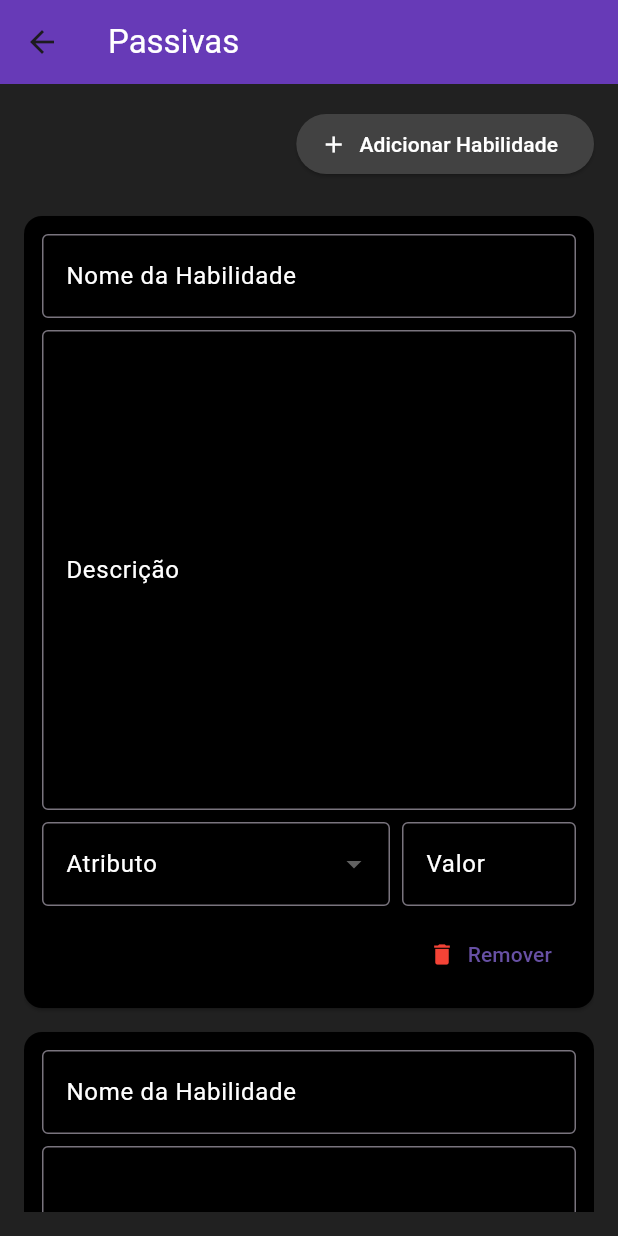
After one commit to HugoGuilhermeSilva/FichasRPG, a Flutter app: the PassiveScreen screen opened directly, on a phone screen of 412 x 824 dp. The commit adds this screen. Run offline on Flutter 3.47's test engine with Material 3 defaults, Android fonts, the phone set to English and light mode, and no system bars; our stand-ins replace flutter_spinbox.

Commit message:
box de atributos v1

```diff
--- /dev/null
+++ b/lib/common/passive_widget.dart
@@ -0,0 +1,92 @@
+import 'package:flutter/material.dart';
+
+class SkillCard extends StatelessWidget {
+  final VoidCallback? onRemove;
+
+  const SkillCard({super.key, this.onRemove});
+
+  @override
+  Widget build(BuildContext context) {
+    return Card(
+      margin: const EdgeInsets.symmetric(vertical: 8),
+      shape: RoundedRectangleBorder(
+        borderRadius: BorderRadius.circular(12),
+      ),
+      color: Colors.black,
+      child: Padding(
+        padding: const EdgeInsets.all(12.0),
+        child: Column(
+          crossAxisAlignment: CrossAxisAlignment.start,
+          children: [
+            // Nome da habilidade
+            TextField(
+              style: TextStyle(color: Colors.white),
+              decoration: const InputDecoration(
+                labelStyle: TextStyle(color: Colors.white),
+                labelText: 'Nome da Habilidade',
+                border: OutlineInputBorder(),
+              ),
+            ),
+            const SizedBox(height: 8),
+            // Descrição
+            TextField(
+              maxLines: 12,
+              style: TextStyle(color: Colors.white),
+              decoration: const InputDecoration(
+                labelStyle: TextStyle(color: Colors.white),
+                labelText: 'Descrição',
+                border: OutlineInputBorder(),
+              ),
+            ),
+
+            const SizedBox(height: 8),
+
+            // Escolher atributo e valor
+            Row(
+              children: [
+                Expanded(
+                  flex: 2,
+                  child: DropdownButtonFormField<String>(
+                    decoration: const InputDecoration(
+                      labelStyle: TextStyle(color: Colors.white),
+                      labelText: 'Atributo',
+                      border: OutlineInputBorder(),
+                    ),
+                    items: const [
+                      DropdownMenuItem(value: 'vida', child: Text('Vida', style: TextStyle(color: Colors.white),)),
+                      DropdownMenuItem(value: 'força', child: Text('Força')),
+                      DropdownMenuItem(value: 'defesa', child: Text('Defesa')),
+                    ],
+                    onChanged: (_) {},
+                  ),
+                ),
+                const SizedBox(width: 8),
+                Expanded(
+                  flex: 1,
+                  child: TextField(
+                    decoration: const InputDecoration(
+                      labelStyle: TextStyle(color: Colors.white),
+                      labelText: 'Valor',
+                      border: OutlineInputBorder(),
+                    ),
+                    keyboardType: TextInputType.number,
+                  ),
+                ),
+              ],
+            ),
+            const SizedBox(height: 8),
+            // Botão de remoção
+            Align(
+              alignment: Alignment.centerRight,
+              child: TextButton.icon(
+                onPressed: onRemove,
+                icon: const Icon(Icons.delete, color: Colors.red),
+                label: const Text('Remover'),
+              ),
+            ),
+          ],
+        ),
+      ),
+    );
+  }
+}
--- /dev/null
+++ b/lib/screens/passive_screen.dart
@@ -0,0 +1,48 @@
+import 'package:fichas/common/passive_widget.dart';
+import 'package:flutter/material.dart';
+
+class PassiveScreen extends StatelessWidget {
+  const PassiveScreen({super.key});
+
+  @override
+  Widget build(BuildContext context) {
+    return Scaffold(
+      backgroundColor: Colors.grey[900],
+      appBar: AppBar(title: const Text('Passivas', style:  TextStyle(color: Colors.white),), backgroundColor: Colors.deepPurple,),
+      body: Padding(
+        padding: const EdgeInsets.all(16.0),
+        child: Column(
+          children: [
+            Align(
+              alignment: Alignment.centerRight,
+              child: ElevatedButton.icon(
+                onPressed: () {},
+                icon: const Icon(Icons.add),
+                label: const Text('Adicionar Habilidade'),
+                style: ButtonStyle(
+                  backgroundColor: WidgetStateProperty.all(Colors.grey[800]),
+                  foregroundColor: WidgetStateProperty.all(Colors.white)
+                ),
+              ),
+            ),
+            const SizedBox(height: 16),
+
+            // Lista de cards
+            Expanded(
+              child: ListView.builder(
+                itemCount: 3, // temporário
+                itemBuilder: (context, index) {
+                  return SkillCard(
+                    onRemove: () {
+                      // aqui virá a lógica futura de remoção
+                    },
+                  );
+                },
+              ),
+            ),
+          ],
+        ),
+      ),
+    );
+  }
+}
```
Also changed, not shown: lib/common/attribute_box_widget.dart (+0 -9 lines), lib/common/attribute_fields.dart (added, +113 -0 lines), lib/main.dart (+23 -6 lines), lib/models/atributes.dart (+5 -37 lines), lib/screens/atributes_screen.dart (+1 -38 lines), lib/screens/record_screen.dart (added, +61 -0 lines), lib/state_management/attributes_provider.dart (added, +44 -0 lines), lib/common/expertise_fields.dart (added), lib/data/attribute_and_expertise_list.dart (added), lib/screens/ficha_from_screen.dart (deleted).
